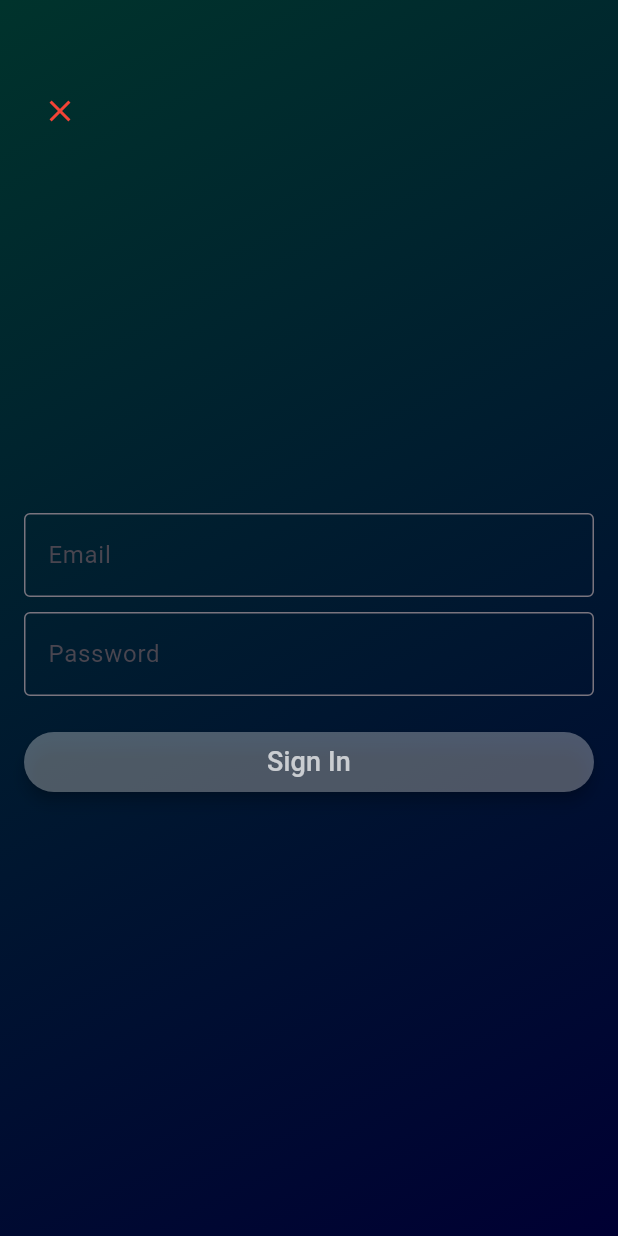
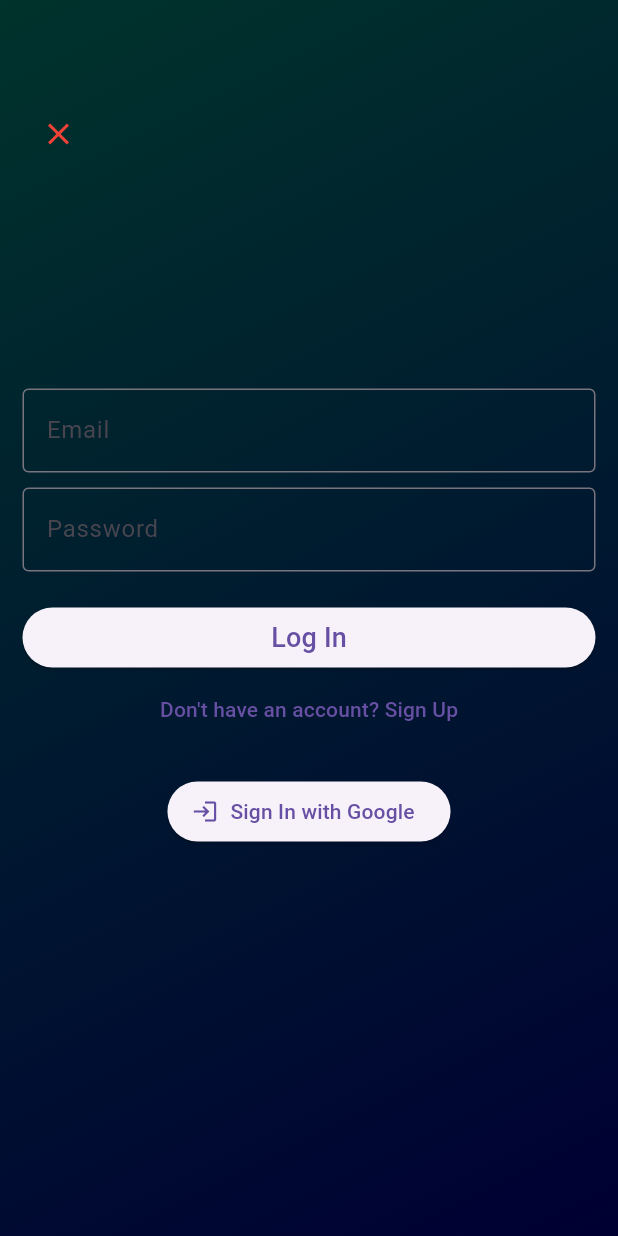
Before and after one commit to crypticdenis/meditation_app_flutter, a Flutter app: the screen it shows after launch, item 3 of the bottom bar chosen, after a tap on "Sign Up", on a phone screen of 412 x 824 dp. Run offline on Flutter 3.47's test engine with Material 3 defaults, Android fonts, the phone set to English and light mode, and no system bars; our stand-ins replace audioplayers, firebase_auth, firebase_core, fl_chart, google_sign_in, shared_preferences and 1 more; missing offline and left inert: firebase_app_check; accounts and stored records are empty.

Commit message:
fixed sign up sign in and navigation between these

```diff
--- a/lib/Profile/ProfileScreen.dart
+++ b/lib/Profile/ProfileScreen.dart
@@ -1,8 +1,9 @@
 import 'package:flutter/material.dart';
-import 'package:meditation_app_flutter/Profile/sign_in.dart';
+import 'package:firebase_auth/firebase_auth.dart';
 import 'package:provider/provider.dart';
 import 'package:meditation_app_flutter/providers/theme_provider.dart';
-import 'login_screen.dart'; // Import the LoginScreen
+import 'sign_in.dart';
+import 'after_log_success.dart';
 
 class Profile extends StatefulWidget {
   const Profile({Key? key}) : super(key: key);
@@ -12,18 +13,61 @@ class Profile extends StatefulWidget {
 }
 
 class _ProfileScreenState extends State<Profile> {
+  User? _user;
+
+  @override
+  void initState() {
+    super.initState();
+    _user = FirebaseAuth.instance.currentUser;
+    FirebaseAuth.instance.authStateChanges().listen((User? user) {
+      setState(() {
+        _user = user;
+      });
+    });
+  }
+
+  void _showSignInModal(BuildContext context) {
+    final gradientProvider = Provider.of<ThemeProvider>(context, listen: false);
+
+    showModalBottomSheet(
+      context: context,
+      isScrollControlled: true,
+      builder: (BuildContext context) {
+        return Container(
+          height: MediaQuery.of(context).size.height,
+          decoration: BoxDecoration(
+            gradient: gradientProvider.currentGradient,
+            borderRadius: BorderRadius.only(
+              topLeft: Radius.circular(16),
+              topRight: Radius.circular(16),
+            ),
+          ),
+          child: SignInScreen(
+            onLoginSuccess: () {
+              Navigator.pop(context);
+              setState(() {
+                _user = FirebaseAuth.instance.currentUser;
+              });
+            },
+          ),
+        );
+      },
+    );
+  }
+
   @override
   Widget build(BuildContext context) {
-    final themeProvider = Provider.of<ThemeProvider>(context);
+    final gradientProvider = Provider.of<ThemeProvider>(context);
 
     return Scaffold(
       body: Container(
         decoration: BoxDecoration(
-          gradient: themeProvider.currentGradient,
+          gradient: gradientProvider.currentGradient,
         ),
         child: Padding(
-          padding: const EdgeInsets.all(16.0),
-          child: Column(
+          padding: const EdgeInsets.all(15.0),
+          child: _user == null
+              ? Column(
             mainAxisAlignment: MainAxisAlignment.center,
             children: [
               Text(
@@ -37,26 +81,7 @@ class _ProfileScreenState extends State<Profile> {
               ),
               SizedBox(height: 20),
               ElevatedButton(
-                onPressed: () {
-                  showModalBottomSheet(
-                    context: context,
-                    isScrollControlled: true,
-                    backgroundColor: Colors.transparent,
-                    builder: (BuildContext context) {
-                      return Container(
-                        height: MediaQuery.of(context).size.height,
-                        decoration: BoxDecoration(
-                          color: Colors.white,
-                          borderRadius: BorderRadius.only(
-                            topLeft: Radius.circular(16),
-                            topRight: Radius.circular(16),
-                          ),
-                        ),
-                        child: SignInScreen(), // Call the LoginScreen
-                      );
-                    },
-                  );
-                },
+                onPressed: () => _showSignInModal(context),
                 style: ElevatedButton.styleFrom(
                   backgroundColor: Colors.white,
                   foregroundColor: Colors.black,
@@ -68,7 +93,8 @@ class _ProfileScreenState extends State<Profile> {
                 child: Text('Sign Up'),
               ),
             ],
-          ),
+          )
+              : AfterLogSuccess(),
         ),
       ),
     );
--- a/lib/Profile/sign_in.dart
+++ b/lib/Profile/sign_in.dart
@@ -1,9 +1,13 @@
 import 'package:flutter/material.dart';
+import 'login_logic.dart';
 import 'package:provider/provider.dart';
-import 'package:meditation_app_flutter/providers/theme_provider.dart';
-import 'login_logic.dart';
+import 'package:meditation_app_flutter/providers/theme_provider.dart'; // Import GradientProvider
 
 class SignInScreen extends StatefulWidget {
+  final VoidCallback onLoginSuccess;
+
+  SignInScreen({required this.onLoginSuccess});
+
   @override
   _SignInScreenState createState() => _SignInScreenState();
 }
@@ -12,26 +16,38 @@ class _SignInScreenState extends State<SignInScreen> {
   final TextEditingController _emailController = TextEditingController();
   final TextEditingController _passwordController = TextEditingController();
   bool _isLoading = false;
+  bool _isSignUp = false;
 
   final LoginLogic _loginLogic = LoginLogic();
 
   @override
   Widget build(BuildContext context) {
-    final themeProvider = Provider.of<ThemeProvider>(context);
+    final gradientProvider = Provider.of<ThemeProvider>(context); // Use GradientProvider
 
     return Scaffold(
-      body: Stack(
-        children: [
-          Container(
+      body: Container(
         decoration: BoxDecoration(
-              gradient: themeProvider.currentGradient,
+          gradient: gradientProvider.currentGradient, // Apply gradient
         ),
         child: Padding(
-              padding: const EdgeInsets.all(16.0),
+          padding: const EdgeInsets.all(15.0),
+          child: Stack(
+            children: [
+              Positioned(
+                top: 50,
+                child: IconButton(
+                  icon: Icon(Icons.close),
+                  color: Colors.red,
+                  onPressed: () {
+                    Navigator.of(context).pop();
+                  },
+                ),
+              ),
+              // Centered content
+              Center(
                 child: Column(
                   mainAxisAlignment: MainAxisAlignment.center,
                   children: [
-                  SizedBox(height: 50), // Add some spacing for the top icon
                     TextField(
                       controller: _emailController,
                       decoration: InputDecoration(
@@ -40,7 +56,6 @@ class _SignInScreenState extends State<SignInScreen> {
                         hintText: 'Enter your email here',
                       ),
                       keyboardType: TextInputType.emailAddress,
-                    style: TextStyle(color: Colors.white), // Change the color of the input text
                     ),
                     SizedBox(height: 10),
                     TextField(
@@ -51,57 +66,78 @@ class _SignInScreenState extends State<SignInScreen> {
                         hintText: 'Enter your password here',
                       ),
                       obscureText: true,
-                    style: TextStyle(color: Colors.white), // Change the color of the input text
                     ),
                     SizedBox(height: 20),
                     SizedBox(
                       width: double.infinity,
                       child: ElevatedButton(
-                      onPressed: _isLoading ? null : () async {
+                        onPressed: _isLoading
+                            ? null
+                            : () async {
                           setState(() {
                             _isLoading = true;
                           });
+                          if (_isSignUp) {
+                            await _loginLogic.signUp(
+                              emailController: _emailController,
+                              passwordController: _passwordController,
+                              context: context,
+                            );
+                          } else {
                             await _loginLogic.signIn(
                               emailController: _emailController,
                               passwordController: _passwordController,
                               context: context,
                             );
+                          }
                           setState(() {
                             _isLoading = false;
                           });
+                          widget.onLoginSuccess();
                         },
-                      style: ElevatedButton.styleFrom(
-                        backgroundColor: Colors.white30,
-                        foregroundColor: Colors.white,
-                        shape: RoundedRectangleBorder(
-                          borderRadius: BorderRadius.circular(35),
-                        ),
-                        elevation: 4,
-                      ),
                         child: _isLoading
                             ? CircularProgressIndicator()
                             : Text(
-                        'Sign In',
-                        style: const TextStyle(fontSize: 18, color: Colors.white70),
+                          _isSignUp ? 'Sign Up' : 'Log In',
+                          style: TextStyle(fontSize: 18),
                         ),
+                      ),
+                    ),
+                    TextButton(
+                      onPressed: () {
+                        setState(() {
+                          _isSignUp = !_isSignUp;
+                        });
+                      },
+                      child: Text(
+                        _isSignUp
+                            ? 'Already have an account? Log In'
+                            : 'Don\'t have an account? Sign Up',
+                      ),
+                    ),
+                    SizedBox(height: 20),
+                    ElevatedButton.icon(
+                      onPressed: _isLoading
+                          ? null
+                          : () async {
+                        setState(() {
+                          _isLoading = true;
+                        });
+                        await _loginLogic.signInWithGoogle(context);
+                        setState(() {
+                          _isLoading = false;
+                        });
+                        widget.onLoginSuccess();
+                      },
+                      icon: Icon(Icons.login),
+                      label: Text('Sign In with Google'),
+                    ),
+                  ],
                 ),
               ),
             ],
           ),
         ),
-          ),
-          Positioned(
-            top: 50,
-            left: 16,
-            child: IconButton(
-              icon: Icon(Icons.close),
-              color: Colors.red,
-              onPressed: () {
-                Navigator.of(context).pop();
-              },
-            ),
-          ),
-        ],
       ),
     );
   }
--- a/lib/home/home.dart
+++ b/lib/home/home.dart
@@ -8,6 +8,7 @@ import 'package:meditation_app_flutter/meditation/meditation_session_controller.
 import 'package:meditation_app_flutter/meditation/breathing/breathing.dart';
 import 'package:meditation_app_flutter/meditation/meditation.dart';
 import 'package:meditation_app_flutter/providers/meditation_time_provider.dart';
+import 'package:meditation_app_flutter/Profile/ProfileScreen.dart';
 
 class HomeScreen extends StatefulWidget {
   const HomeScreen({Key? key}) : super(key: key);
--- a/lib/home/main_home.dart
+++ b/lib/home/main_home.dart
@@ -1,4 +1,5 @@
 import 'package:flutter/material.dart';
+import 'package:firebase_auth/firebase_auth.dart';
 import 'package:meditation_app_flutter/actual_settings_screen.dart';
 import 'package:meditation_app_flutter/providers/breathing_rhythm_provider.dart';
 import 'package:meditation_app_flutter/providers/settings_provider.dart';
@@ -7,10 +8,10 @@ import 'package:meditation_app_flutter/providers/streak_provider.dart';
 import 'package:provider/provider.dart';
 import 'package:meditation_app_flutter/meditation/meditation_preselect.dart';
 import 'package:meditation_app_flutter/providers/sound_provider.dart';
+import 'home.dart';
 import 'package:meditation_app_flutter/providers/ratings_provider.dart';
 import 'package:meditation_app_flutter/providers/gong_provider.dart';
-import 'home.dart';
-import 'package:meditation_app_flutter/Profile/ProfileScreen.dart';
+import 'package:meditation_app_flutter/Profile/ProfileScreen.dart'; // Correct import path
 import 'package:meditation_app_flutter/learn/learn.dart';
 
 class Home extends StatefulWidget {
@@ -30,6 +31,7 @@ class _HomeState extends State<Home> {
   late GongProvider _gongProvider;
   late SettingsProvider _settingsProvider;
   late BreathingSettingsProvider _breathprovider;
+  User? _user;
 
   @override
   void initState() {
@@ -47,12 +49,18 @@ class _HomeState extends State<Home> {
     _initFuture = _backgroundSoundProvider.init();
     _gongProvider = Provider.of<GongProvider>(context, listen: false);
     _initFuture = _gongProvider.init();
+    _user = FirebaseAuth.instance.currentUser;
+    FirebaseAuth.instance.authStateChanges().listen((User? user) {
+      setState(() {
+        _user = user;
+      });
+    });
   }
 
   final List<Widget> _widgetOptions = [
     HomeScreen(),
     DurationSuggestions(),
-    Profile(),
+    Profile(), // Reference the Profile screen directly
     Learn(),
     ActualSettingsScreen(),
   ];
--- a/lib/main.dart
+++ b/lib/main.dart
@@ -17,12 +17,6 @@ import 'package:firebase_app_check/firebase_app_check.dart'; // Commented out
 Future<void> main() async {
   WidgetsFlutterBinding.ensureInitialized();
   await Firebase.initializeApp();
-
-  await FirebaseAppCheck.instance.activate(
-    androidProvider: AndroidProvider.debug,
-    appleProvider: AppleProvider.appAttest,
-  );
-
 
 
   runApp(
```
Also changed, not shown: lib/Profile/after_log_success.dart (added, +42 -0 lines), lib/Profile/login_logic.dart (+3 -6 lines), lib/Profile/login_screen.dart (+20 -47 lines). Lines whose indentation alone changed are shown as unchanged.
